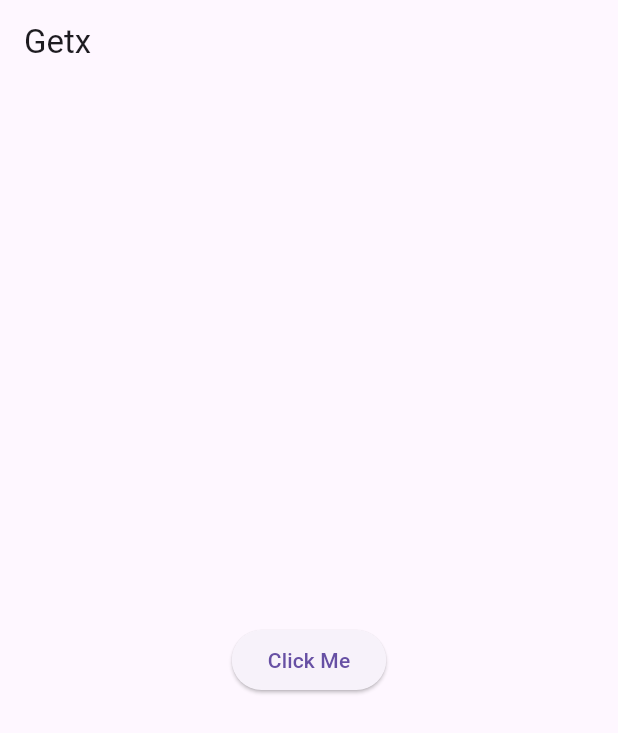
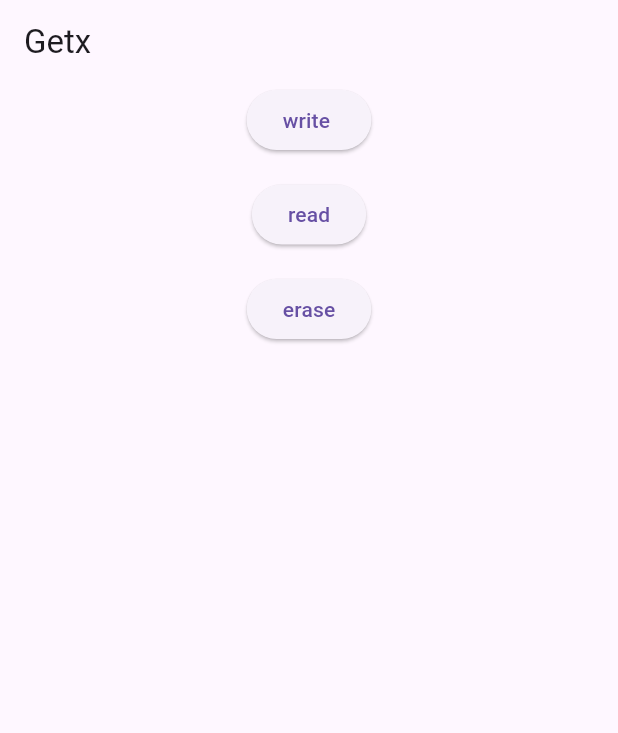
Before and after one commit to Hasib2k21/state_management_with_getx, a Flutter app: the screen it shows after launch, on a phone screen of 412 x 824 dp. Shown: the top 733 px of the screen. Run offline on Flutter 3.47's test engine with Material 3 defaults, Android fonts, the phone set to English and light mode, and no system bars; our stand-ins replace get, get_storage.

```diff
--- a/lib/home_page.dart
+++ b/lib/home_page.dart
@@ -1,6 +1,6 @@
 import 'package:flutter/material.dart';
 import 'package:get/get.dart';
-import 'package:state_management_with_getx/product_page.dart';
+import 'package:get_storage/get_storage.dart';
 
 class HomePage extends StatelessWidget {
   const HomePage({super.key});
@@ -12,13 +12,31 @@
         title: const Text('Getx'),
       ),
       body: Center(
-        child: ElevatedButton(
-          onPressed: () {
-           Get.toNamed('/product');
-          // Get.offNamed(ProductPage());
-           //Get.offAllNamed(ProductPage());
-          },
-          child: Text('Click Me'),
+        child: Column(
+          children: [
+            ElevatedButton(
+              onPressed: () {
+                GetStorage().write("Name", "Md Hasibul Islam");
+              },
+              child: Text('write '),
+            ),
+            SizedBox(height: 15,),
+            ElevatedButton(
+              onPressed: () {
+                var MyName=GetStorage().read('Name');
+                Get.snackbar(MyName, 'This Is My Name');
+
+              },
+              child: Text('read'),
+            ),
+            SizedBox(height: 15,),
+            ElevatedButton(
+              onPressed: () {
+              GetStorage().remove('Name');
+              },
+              child: Text('erase'),
+            ),
+          ],
         ),
       ),
     );
```
